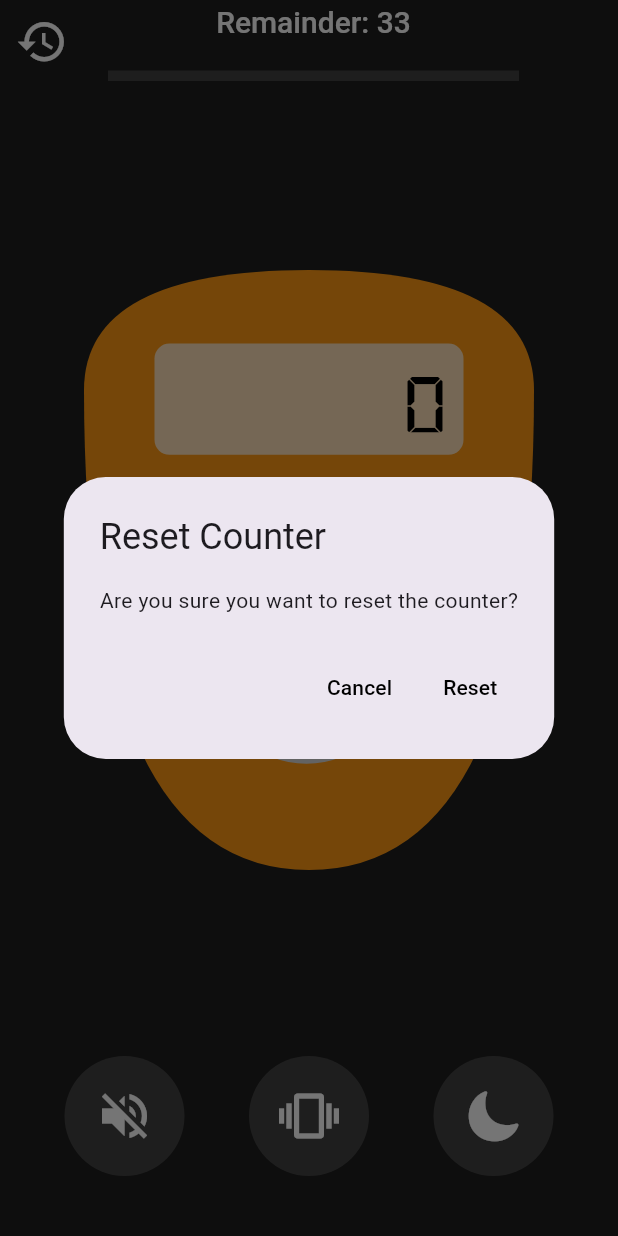
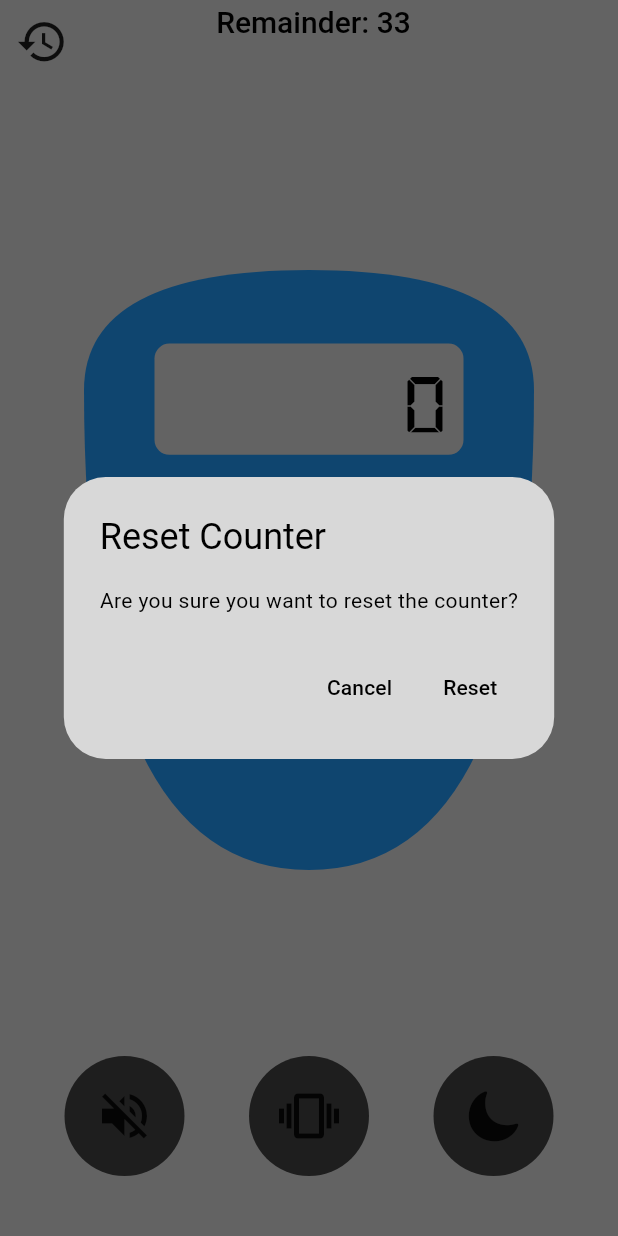
Before and after one commit to IftixorRustamov/tasbeh_app, a Flutter app: the screen it shows after launch, after a tap on an icon or button, on a phone screen of 412 x 824 dp. Run offline on Flutter 3.47's test engine with Material 3 defaults, Android fonts, the light colour scheme and no system bars; our stand-ins replace audioplayers, bloc, equatable, flutter_bloc, hive, hive_flutter and 1 more; missing offline and left inert: haptic_feedback; accounts and stored records are empty; generated files the repository leaves out were written again.

Commit message:
Theme added

```diff
--- a/lib/config/theme/colors.dart
+++ b/lib/config/theme/colors.dart
@@ -3,6 +3,7 @@ import 'dart:ui';
 class MyColors {
   static const Color darkGrey = Color(0xFF1E1E1E);
   static const Color darkGreen = Color(0xFF3ACD5B);
+  static const Color green = Color(0xFF4CAF50);
   static const Color grey = Color(0xFF202020);
   static const Color white = Color(0xFFFFFFFF);
   static const Color silver = Color(0xFFD8D8D8);
@@ -10,6 +11,4 @@ class MyColors {
   static const Color black = Color(0xFF000000);
   static const Color blue = Color(0xFF2196F3);
   static const Color red = Color(0xFFF44336);
-
-
 }
--- a/lib/config/theme/light_dark_mode.dart
+++ b/lib/config/theme/light_dark_mode.dart
@@ -0,0 +1,54 @@
+import 'package:flutter/material.dart';
+import 'colors.dart';
+
+// Light Theme
+final ThemeData lightTheme = ThemeData(
+  brightness: Brightness.light,
+  scaffoldBackgroundColor: MyColors.silver,
+  appBarTheme: AppBarTheme(
+    backgroundColor: MyColors.silver,
+    iconTheme: IconThemeData(color: MyColors.white),
+  ),
+  textTheme: TextTheme(
+    bodyLarge: TextStyle(color: MyColors.black),
+    bodyMedium: TextStyle(color: MyColors.black),
+    titleLarge: TextStyle(color: MyColors.black),
+  ),
+  colorScheme: ColorScheme(
+    brightness: Brightness.light,
+    primary: MyColors.blue,
+    onPrimary: MyColors.white,
+    secondary: MyColors.silver,
+    onSecondary: MyColors.black,
+    error: MyColors.red,
+    onError: MyColors.white,
+    surface: MyColors.silver,
+    onSurface: MyColors.black,
+  ),
+);
+
+// Dark Theme
+final ThemeData darkTheme = ThemeData(
+  brightness: Brightness.dark,
+  scaffoldBackgroundColor: MyColors.grey,
+  appBarTheme: AppBarTheme(
+    backgroundColor: MyColors.darkGrey,
+    iconTheme: IconThemeData(color: MyColors.white),
+  ),
+  textTheme: TextTheme(
+    bodyLarge: TextStyle(color: MyColors.white),
+    bodyMedium: TextStyle(color: MyColors.white),
+    titleLarge: TextStyle(color: MyColors.white),
+  ),
+  colorScheme: ColorScheme(
+    brightness: Brightness.dark,
+    primary: Colors.deepOrangeAccent,
+    onPrimary: MyColors.white,
+    secondary: MyColors.lightGrey,
+    onSecondary: MyColors.black,
+    error: MyColors.red,
+    onError: MyColors.white,
+    surface: MyColors.grey,
+    onSurface: MyColors.white,
+  ),
+);
--- /dev/null
+++ b/lib/logic/theme_cubit/theme_cubit.dart
@@ -0,0 +1,34 @@
+import 'package:flutter/material.dart';
+import 'package:bloc/bloc.dart';
+import 'package:meta/meta.dart';
+import 'package:shared_preferences/shared_preferences.dart';
+
+part 'theme_state.dart';
+
+class ThemeCubit extends Cubit<ThemeState> {
+  ThemeCubit() : super(ThemeInitial()) {
+    _loadTheme();
+  }
+
+  void toggleTheme() async {
+    final currentTheme = (state is ThemeChanged)
+        ? (state as ThemeChanged).themeData
+        : ThemeData.light();
+
+    final newTheme = (currentTheme.brightness == Brightness.light)
+        ? ThemeData.dark()
+        : ThemeData.light();
+
+    final prefs = await SharedPreferences.getInstance();
+    await prefs.setBool('isDarkMode', newTheme.brightness == Brightness.dark);
+
+    emit(ThemeChanged(newTheme));
+  }
+
+  Future<void> _loadTheme() async {
+    final prefs = await SharedPreferences.getInstance();
+    final isDarkMode = prefs.getBool('isDarkMode') ?? false;
+    final themeData = isDarkMode ? ThemeData.dark() : ThemeData.light();
+    emit(ThemeChanged(themeData));
+  }
+}
--- /dev/null
+++ b/lib/logic/theme_cubit/theme_state.dart
@@ -0,0 +1,12 @@
+part of 'theme_cubit.dart';
+
+@immutable
+sealed class ThemeState {}
+
+final class ThemeInitial extends ThemeState {}
+
+class ThemeChanged extends ThemeState {
+  final ThemeData themeData;
+
+  ThemeChanged(this.themeData);
+}
--- a/lib/presentation/pages/home_page.dart
+++ b/lib/presentation/pages/home_page.dart
@@ -1,10 +1,10 @@
 import 'package:flutter/material.dart';
-import 'package:tasbeh/config/theme/colors.dart';
 import 'package:tasbeh/presentation/widgets/feature_specific/home_page/home_page_bottom_widget.dart';
 import 'package:tasbeh/presentation/widgets/feature_specific/home_page/show_history_button_widget.dart';
 import 'package:tasbeh/presentation/widgets/feature_specific/home_page/tasbeh_count_button_widget.dart';
 import 'package:tasbeh/presentation/widgets/feature_specific/home_page/tasbeh_reset_button_widget.dart';
 
+import '../../constants/responsive.dart';
 import '../widgets/feature_specific/home_page/my_custom_painter.dart';
 import '../widgets/feature_specific/home_page/progress_bar_widget.dart';
 import '../widgets/feature_specific/home_page/tasbeh_screen_widget.dart';
@@ -14,12 +14,18 @@ class HomePage extends StatelessWidget {
 
   @override
   Widget build(BuildContext context) {
+    Responsive.init(context);
+    final theme = Theme.of(context);
+    final scaffoldBackgroundColor = theme.scaffoldBackgroundColor;
+    final appBarBackgroundColor = theme.appBarTheme.backgroundColor;
+    final buttonColor = theme.colorScheme.primary;
+    final textColor = theme.textTheme.bodyLarge?.color ?? Colors.white;
     return Scaffold(
       resizeToAvoidBottomInset: true,
-      backgroundColor: MyColors.darkGrey,
+      backgroundColor: scaffoldBackgroundColor,
       appBar: AppBar(
         leading: const ShowHistoryButtonWidget(),
-        backgroundColor: MyColors.darkGrey,
+        backgroundColor: appBarBackgroundColor,
         title: ProgressBarWidget(),
         actions: const [
           SizedBox(width: 50),
@@ -34,11 +40,16 @@ class HomePage extends StatelessWidget {
               children: [
                 CustomPaint(
                   size: const Size(300, 400),
-                  painter: MyTasbehPainter(),
+                  painter: MyTasbehPainter(circleColor: buttonColor),
                 ),
                 const TasbehScreenWidget(),
-                const TasbehResetButtonWidget(),
-                const TasbehCountButtonWidget(),
+                TasbehResetButtonWidget(
+                  buttonColor: buttonColor,
+                  textColor: textColor,
+                ),
+                TasbehCountButtonWidget(
+                  buttonColor: buttonColor,
+                ),
               ],
             ),
           ),
--- a/lib/presentation/pages/splash_page.dart
+++ b/lib/presentation/pages/splash_page.dart
@@ -29,8 +29,22 @@ class _SplashPageState extends State<SplashPage>
 
   @override
   Widget build(BuildContext context) {
+    final theme = Theme.of(context);
+
+    final backgroundColor = theme.brightness == Brightness.dark
+        ? MyColors.darkGrey // Dark mode background
+        : MyColors.silver; // Light mode background
+
+    final imageColor = theme.brightness == Brightness.dark
+        ? Colors.white60 // Dark mode image color
+        : MyColors.darkGrey; // Light mode image color
+
+    final progressColor = theme.brightness == Brightness.dark
+        ? MyColors.darkGreen // Dark mode progress color
+        : MyColors.blue; // Light mode progress color
+
     return Scaffold(
-      backgroundColor: MyColors.darkGrey,
+      backgroundColor: backgroundColor,
       body: Center(
         child: Column(
           mainAxisSize: MainAxisSize.min,
@@ -40,18 +54,18 @@ class _SplashPageState extends State<SplashPage>
               children: [
                 Image.asset(
                   "assets/images/counter_vector 1.png",
-                  color: Colors.white60,
+                  color: imageColor,
                   width: 160,
                   height: 160,
                 ),
-                const Positioned(
+                Positioned(
                   top: 100,
                   child: SizedBox(
                     width: 40,
                     height: 40,
                     child: CircularProgressIndicator(
-                      color: MyColors.darkGreen,
-                      strokeWidth: 3,
+                      color: progressColor,
+                      strokeWidth: 5,
                     ),
                   ),
                 ),
--- a/lib/presentation/widgets/common/button_widget.dart
+++ b/lib/presentation/widgets/common/button_widget.dart
@@ -10,16 +10,22 @@ class ButtonWidget extends StatelessWidget {
 
   @override
   Widget build(BuildContext context) {
+    final theme = Theme.of(context);
+    final splashColor = theme.colorScheme.primary;
+    final iconColor = theme.iconTheme.color ?? MyColors.white;
+    final backgroundColor = theme.scaffoldBackgroundColor == MyColors.silver
+        ? Colors.grey.shade800 // Light theme specific background
+        : theme.cardColor;
     return InkWell(
       onTap: onPressed,
       borderRadius: BorderRadius.circular(35),
-      splashColor: MyColors.darkGreen,
+      splashColor: splashColor,
       child: CircleAvatar(
-        backgroundColor: Colors.grey.shade800,
+        backgroundColor: backgroundColor,
         radius: 40,
         child: Icon(
           icon,
-          color: MyColors.white,
+          color: iconColor,
           size: 40,
         ),
       ),
--- a/lib/presentation/widgets/feature_specific/home_page/home_page_bottom_widget.dart
+++ b/lib/presentation/widgets/feature_specific/home_page/home_page_bottom_widget.dart
@@ -3,6 +3,7 @@ import 'package:flutter/material.dart';
 import 'package:flutter_bloc/flutter_bloc.dart';
 import 'package:tasbeh/logic/counter/app_counter_cubit.dart';
 
+import '../../../../logic/theme_cubit/theme_cubit.dart';
 import '../../common/button_widget.dart';
 
 class HomePageBottomWidget extends StatefulWidget {
@@ -38,7 +39,20 @@ class _HomePageBottomWidgetState extends State<HomePageBottomWidget> {
             ),
 
             // Dark Mode Button
-            ButtonWidget(onPressed: () {}, icon: CupertinoIcons.moon_fill),
+            BlocBuilder<ThemeCubit, ThemeState>(
+              builder: (context, themeState) {
+                final isDarkMode =
+                    themeState is ThemeChanged && themeState.themeData.brightness == Brightness.dark;
+                return ButtonWidget(
+                  onPressed: () {
+                    context.read<ThemeCubit>().toggleTheme();
+                  },
+                  icon: isDarkMode
+                      ? CupertinoIcons.sun_max_fill
+                      : CupertinoIcons.moon_fill,
+                );
+              },
+            ),
           ],
         );
       }),
--- a/lib/presentation/widgets/feature_specific/home_page/my_custom_painter.dart
+++ b/lib/presentation/widgets/feature_specific/home_page/my_custom_painter.dart
@@ -1,17 +1,24 @@
 import 'package:flutter/cupertino.dart';
 
 class MyTasbehPainter extends CustomPainter {
+  final Color circleColor;
+
+  MyTasbehPainter({required this.circleColor});
+
   @override
   void paint(Canvas canvas, Size size) {
     final paint = Paint()..style = PaintingStyle.fill;
 
-    paint.color = const Color(0xFFFF9913); // Yellow color
+    paint.color = circleColor; // Yellow color
 
     final outerPath = Path()
       ..moveTo(size.width * 0.5, 0) // Center top
-      ..quadraticBezierTo(size.width, 0, size.width, size.height * 0.2) // Top-right curve
-      ..quadraticBezierTo(size.width, size.height, size.width * 0.5, size.height) // Right-bottom curve
-      ..quadraticBezierTo(0, size.height, 0, size.height * 0.2) // Bottom-left curve
+      ..quadraticBezierTo(
+          size.width, 0, size.width, size.height * 0.2) // Top-right curve
+      ..quadraticBezierTo(size.width, size.height, size.width * 0.5,
+          size.height) // Right-bottom curve
+      ..quadraticBezierTo(
+          0, size.height, 0, size.height * 0.2) // Bottom-left curve
       ..quadraticBezierTo(0, 0, size.width * 0.5, 0) // Top-left curve
       ..close();
 
--- a/lib/presentation/widgets/feature_specific/home_page/progress_bar_widget.dart
+++ b/lib/presentation/widgets/feature_specific/home_page/progress_bar_widget.dart
@@ -9,6 +9,11 @@ class ProgressBarWidget extends StatelessWidget {
 
   @override
   Widget build(BuildContext context) {
+    final theme = Theme.of(context);
+    final textColor = theme.textTheme.bodyLarge?.color ?? Colors.white;
+    final progressColor = theme.colorScheme.primary;
+    final backgroundProgressColor = theme.colorScheme.surface;
+
     return BlocBuilder<AppCounterCubit, AppCounterState>(
         builder: (context, state) {
       int remainder = 0;
@@ -29,18 +34,22 @@ class ProgressBarWidget extends StatelessWidget {
               return AlertDialog(
                 title: Text(
                   'Target Reached!',
-                  style: TextStyle(),
+                  style: TextStyle(color: textColor),
                 ),
                 content: Text(
                   'Congratulations 🎉🎉🎉! You have reached your target.',
-                  style: TextStyle(),
+                  style: TextStyle(color: textColor),
                 ),
+                backgroundColor: theme.colorScheme.surface,
                 actions: [
                   TextButton(
                     onPressed: () {
                       Navigator.pop(context); // Close the dialog
                     },
-                    child: Text('OK'),
+                    child: Text(
+                      'OK',
+                      style: TextStyle(color: progressColor),
+                    ),
                   ),
                 ],
               );
@@ -55,7 +64,7 @@ class ProgressBarWidget extends StatelessWidget {
         onTap: () {
           showModalBottomSheet(
             context: context,
-            backgroundColor: MyColors.darkGrey,
+            backgroundColor: theme.colorScheme.surface,
             shape: const RoundedRectangleBorder(
               borderRadius: BorderRadius.vertical(
                 top: Radius.circular(20),
@@ -68,16 +77,14 @@ class ProgressBarWidget extends StatelessWidget {
           children: [
             Text(
               "Remainder: $remainder",
-              style: const TextStyle(
-                  color: MyColors.white,
-                  fontSize: 20,
-                  fontWeight: FontWeight.w500),
+              style: TextStyle(
+                  color: textColor, fontSize: 20, fontWeight: FontWeight.w500),
             ),
             const SizedBox(height: 20),
             LinearProgressIndicator(
               value: progress,
-              color: MyColors.darkGreen,
-              backgroundColor: Colors.grey.shade800,
+              color: progressColor,
+              backgroundColor: backgroundProgressColor,
               minHeight: 7,
             ),
           ],
--- a/lib/presentation/widgets/feature_specific/home_page/show_history_button_widget.dart
+++ b/lib/presentation/widgets/feature_specific/home_page/show_history_button_widget.dart
@@ -7,13 +7,15 @@ class ShowHistoryButtonWidget extends StatelessWidget {
 
   @override
   Widget build(BuildContext context) {
+    final theme = Theme.of(context);
+    final iconColor = theme.iconTheme.color ?? Colors.white;
     return IconButton(
       onPressed: () {
         Navigator.of(context).pushNamed('history-page');
       },
-      icon: const Icon(
+      icon: Icon(
         Icons.history,
-        color: MyColors.white,
+        color: iconColor,
         size: 35,
       ),
     );
--- a/lib/presentation/widgets/feature_specific/home_page/tasbeh_count_button_widget.dart
+++ b/lib/presentation/widgets/feature_specific/home_page/tasbeh_count_button_widget.dart
@@ -3,10 +3,10 @@ import 'package:flutter_bloc/flutter_bloc.dart';
 import 'package:tasbeh/constants/responsive.dart';
 import 'package:tasbeh/logic/counter/app_counter_cubit.dart';
 
-import '../../../../config/theme/colors.dart';
+class TasbehCountButtonWidget extends StatelessWidget {
+  final Color buttonColor;
 
-class TasbehCountButtonWidget extends StatelessWidget {
-  const TasbehCountButtonWidget({super.key});
+  const TasbehCountButtonWidget({super.key, required this.buttonColor});
 
   @override
   Widget build(BuildContext context) {
@@ -20,8 +20,8 @@ class TasbehCountButtonWidget extends StatelessWidget {
         child: Container(
           height: Responsive.height(0.15),
           width: Responsive.width(0.3),
-          decoration: const BoxDecoration(
-            color: MyColors.silver,
+          decoration: BoxDecoration(
+            color: buttonColor,
             shape: BoxShape.circle,
           ),
         ),
--- a/lib/presentation/widgets/feature_specific/home_page/tasbeh_reset_button_widget.dart
+++ b/lib/presentation/widgets/feature_specific/home_page/tasbeh_reset_button_widget.dart
@@ -6,7 +6,14 @@ import 'package:tasbeh/logic/counter/app_counter_cubit.dart';
 import '../../../../config/theme/colors.dart';
 
 class TasbehResetButtonWidget extends StatelessWidget {
-  const TasbehResetButtonWidget({super.key});
+  final Color buttonColor;
+  final Color textColor;
+
+  const TasbehResetButtonWidget({
+    super.key,
+    required this.buttonColor,
+    required this.textColor,
+  });
 
   @override
   Widget build(BuildContext context) {
@@ -50,13 +57,13 @@ class TasbehResetButtonWidget extends StatelessWidget {
         child: Container(
           height: Responsive.height(0.05),
           width: Responsive.width(0.12),
-          decoration: const BoxDecoration(
-            color: MyColors.silver,
+          decoration: BoxDecoration(
+            color: buttonColor,
             shape: BoxShape.circle,
           ),
-          child: const Icon(
+          child: Icon(
             CupertinoIcons.restart,
-            color: MyColors.black,
+            color: textColor,
             size: 25,
           ),
         ),
--- a/lib/presentation/widgets/feature_specific/home_page/tasbeh_screen_widget.dart
+++ b/lib/presentation/widgets/feature_specific/home_page/tasbeh_screen_widget.dart
@@ -1,6 +1,5 @@
 import 'package:flutter/material.dart';
 import 'package:flutter_bloc/flutter_bloc.dart';
-import 'package:tasbeh/config/theme/colors.dart';
 import 'package:tasbeh/constants/responsive.dart';
 import 'package:tasbeh/logic/counter/app_counter_cubit.dart';
 
@@ -9,17 +8,19 @@ class TasbehScreenWidget extends StatelessWidget {
 
   @override
   Widget build(BuildContext context) {
+    final theme = Theme.of(context);
+    final backgroundColor = theme.colorScheme.surface;
+    final textColor = theme.textTheme.bodyLarge?.color;
     return Positioned(
       top: Responsive.height(0.21),
       child: BlocBuilder<AppCounterCubit, AppCounterState>(
         builder: (context, state) {
-
           final counter = (state is AppCounterInitial) ? state.counter : 0;
           return Container(
             height: Responsive.height(0.09),
             width: Responsive.width(0.5),
             decoration: BoxDecoration(
-              color: Colors.white70,
+              color: backgroundColor,
               borderRadius: BorderRadius.circular(10),
             ),
             child: Padding(
@@ -28,8 +29,8 @@ class TasbehScreenWidget extends StatelessWidget {
                 alignment: Alignment.centerRight,
                 child: Text(
                   "$counter",
-                  style: const TextStyle(
-                      fontSize:38, fontFamily: "DSEG", color: MyColors.black),
+                  style: TextStyle(
+                      fontSize: 38, fontFamily: "DSEG", color: textColor),
                 ),
               ),
             ),
--- a/lib/tasbeh_app.dart
+++ b/lib/tasbeh_app.dart
@@ -2,9 +2,12 @@ import 'package:flutter/material.dart';
 import 'package:flutter_bloc/flutter_bloc.dart';
 import 'package:tasbeh/constants/responsive.dart';
 import 'package:tasbeh/logic/counter/app_counter_cubit.dart';
+import 'package:tasbeh/logic/theme_cubit/theme_cubit.dart';
 import 'package:tasbeh/presentation/pages/history_page.dart';
 import 'package:tasbeh/presentation/pages/home_page.dart';
 import 'package:tasbeh/presentation/pages/splash_page.dart';
+
+import 'config/theme/light_dark_mode.dart';
 
 class TasbehApp extends StatelessWidget {
   const TasbehApp({super.key});
@@ -12,14 +15,31 @@ class TasbehApp extends StatelessWidget {
   @override
   Widget build(BuildContext context) {
     Responsive.init(context);
-    return BlocProvider(
-      create: (context) => AppCounterCubit()..loadRemainderData(),
-      child: MaterialApp(
-        debugShowCheckedModeBanner: false,
-        routes: {
-          '/': (context) => const SplashPage(),
-          'home-page': (context) => const HomePage(),
-          'history-page': (context) => const HistoryPage()
+    return MultiBlocProvider(
+      providers: [
+        BlocProvider(
+            create: (context) => AppCounterCubit()..loadRemainderData()),
+        BlocProvider(create: (context) => ThemeCubit()),
+      ],
+      child: BlocBuilder<ThemeCubit, ThemeState>(
+        builder: (context, state) {
+          final currentTheme =
+              state is ThemeChanged ? state.themeData : ThemeData.light();
+
+          return MaterialApp(
+            theme: lightTheme,
+            // Your light theme
+            darkTheme: darkTheme,
+            debugShowCheckedModeBanner: false,
+            themeMode: currentTheme.brightness == Brightness.dark
+                ? ThemeMode.dark
+                : ThemeMode.light,
+            routes: {
+              '/': (context) => const SplashPage(),
+              'home-page': (context) => const HomePage(),
+              'history-page': (context) => const HistoryPage()
+            },
+          );
         },
       ),
     );
```
Also changed, not shown: lib/logic/counter/app_counter_cubit.dart (+0 -12 lines), lib/presentation/widgets/feature_specific/home_page/input_field_widget.dart (+19 -8 lines), lib/presentation/widgets/feature_specific/home_page/my_model_bottom_widget.dart (+21 -13 lines).
